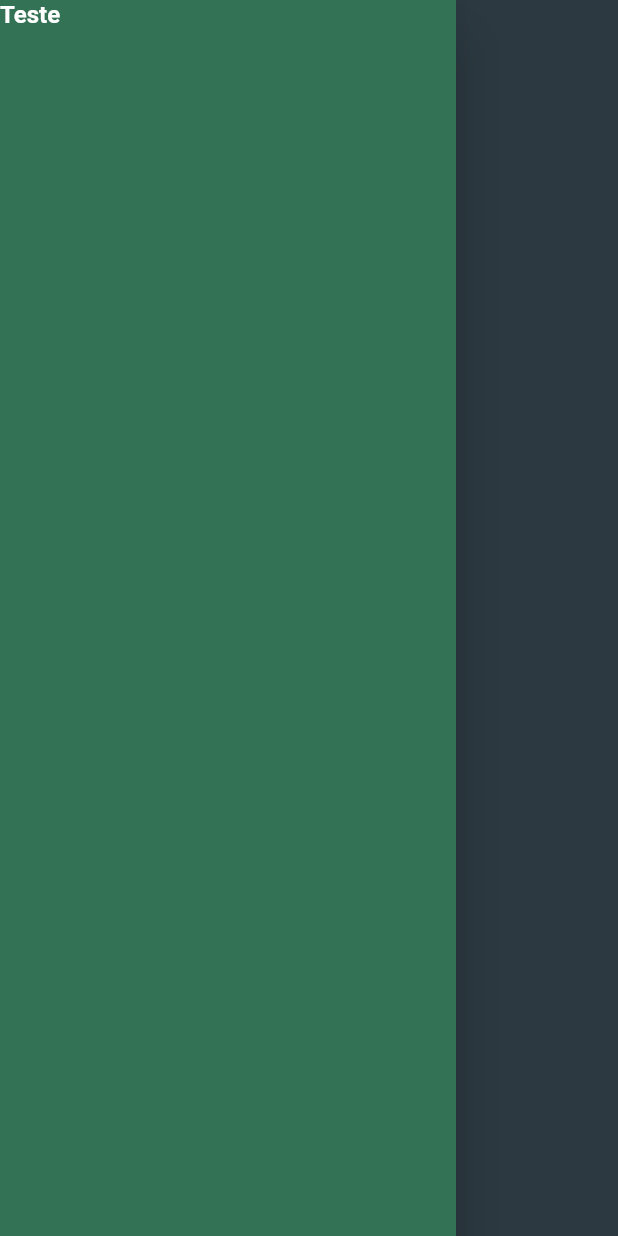
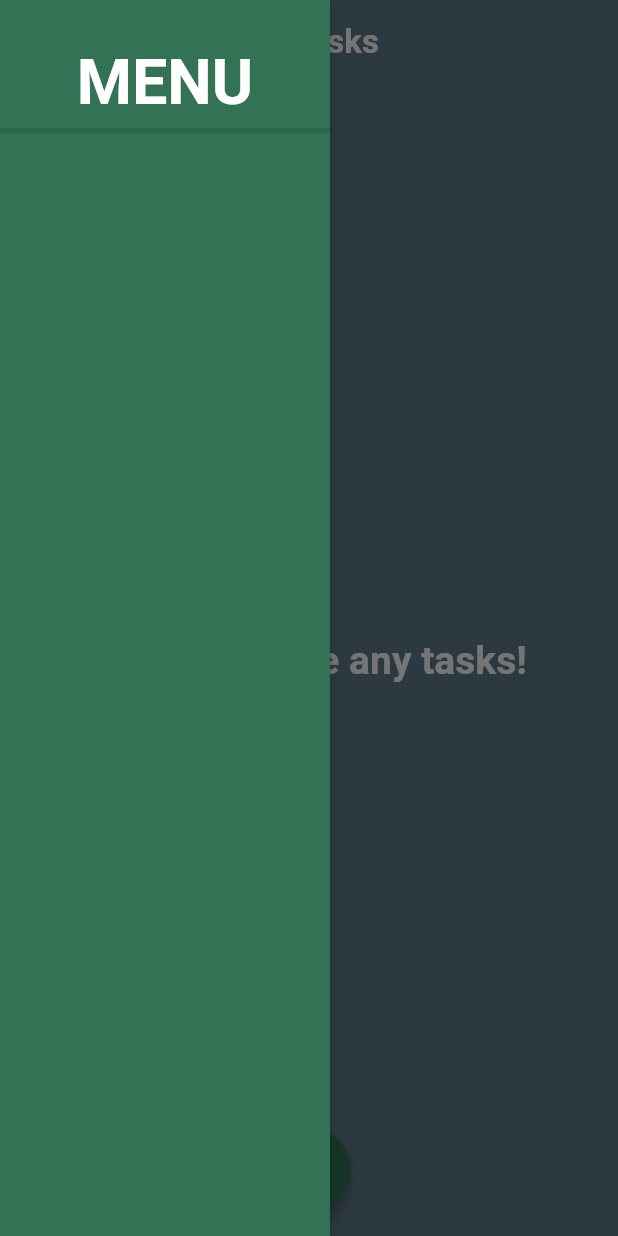
Before and after one commit to HiltonThallyson/mytodolist, a Flutter app: the screen it shows after launch, with the side drawer open, on a phone screen of 412 x 824 dp. Run offline on Flutter 3.47's test engine with Material 2 defaults, Android fonts, the phone set to English and light mode, and no system bars.

```diff
--- /dev/null
+++ b/lib/components/main_drawer.dart
@@ -0,0 +1,25 @@
+import 'package:flutter/material.dart';
+
+class MainDrawer extends StatelessWidget {
+  @override
+  Widget build(BuildContext context) {
+    return Drawer(
+      width: 220,
+      elevation: 4,
+      child: Padding(
+        padding: const EdgeInsets.only(top: 30.0),
+        child: Column(
+          children: const [
+            Text(
+              'MENU',
+              style: TextStyle(fontSize: 42, fontWeight: FontWeight.bold),
+            ),
+            Divider(
+              thickness: 3,
+            ),
+          ],
+        ),
+      ),
+    );
+  }
+}
--- a/lib/main.dart
+++ b/lib/main.dart
@@ -14,30 +14,26 @@ class MyApp extends StatelessWidget {
       title: 'TODO list',
       debugShowCheckedModeBanner: false,
       theme: ThemeData(
-          elevatedButtonTheme: ElevatedButtonThemeData(
-              style: ElevatedButton.styleFrom(
-            onPrimary: Colors.black,
-            primary: Colors.grey[600],
-            alignment: Alignment.center,
-            fixedSize: const Size(120, 50),
-            shape:
-                RoundedRectangleBorder(borderRadius: BorderRadius.circular(15)),
-          )),
           drawerTheme: const DrawerThemeData(backgroundColor: secondaryColor),
           scaffoldBackgroundColor: primaryColor,
+          iconTheme: const IconThemeData()
+              .copyWith(color: Colors.white, size: 25, opacity: 1),
           appBarTheme: const AppBarTheme(
             centerTitle: true,
             backgroundColor: Colors.transparent,
             elevation: 0,
             titleTextStyle: TextStyle(
-                color: Colors.black, fontSize: 22, fontWeight: FontWeight.bold),
-            iconTheme: IconThemeData(color: Colors.black),
+                color: Colors.white, fontSize: 22, fontWeight: FontWeight.bold),
           ),
           colorScheme: ColorScheme.fromSwatch(primarySwatch: primaryColor)
               .copyWith(
                   secondary: secondaryColor, tertiary: Colors.blueGrey[900]),
-          textTheme: const TextTheme(
-              bodyText2: TextStyle(
+          textTheme: const TextTheme().copyWith(
+              headline5: const TextStyle(
+                  color: Colors.white,
+                  fontSize: 26,
+                  fontWeight: FontWeight.bold),
+              bodyText2: const TextStyle(
                   color: Colors.white,
                   fontSize: 16,
                   fontWeight: FontWeight.bold))),
--- a/lib/models/task_model.dart
+++ b/lib/models/task_model.dart
@@ -1,8 +1,7 @@
-import 'package:flutter/material.dart';
-
 class Task {
+  final String id;
   final String title;
   final String priority;
 
-  Task({required this.title, required this.priority});
+  Task({required this.id, required this.title, required this.priority});
 }
--- a/lib/screens/main_screen.dart
+++ b/lib/screens/main_screen.dart
@@ -1,8 +1,9 @@
 import 'package:flutter/material.dart';
-import 'package:my_todo_app/components/tasks_list.dart';
-import '/models/task_model.dart';
 
-import '/components/task_form.dart';
+import '../components/tasks_list.dart';
+import '../models/task_model.dart';
+import '../components/main_drawer.dart';
+import '../components/task_form.dart';
 
 class MainScreen extends StatefulWidget {
   @override
@@ -22,12 +23,19 @@ class _MainScreenState extends State<MainScreen> {
   Widget build(BuildContext context) {
     return Scaffold(
       appBar: AppBar(title: const Text('My Tasks')),
-      drawer: Drawer(child: Text('Teste')),
+      drawer: MainDrawer(),
       body: Container(
-        alignment: Alignment.topLeft,
-        child: TasksList(_tasks),
-      ),
+          alignment: Alignment.topLeft,
+          child: _tasks.isNotEmpty
+              ? TasksList(_tasks)
+              : Center(
+                  child: Text(
+                    'You dont have any tasks!',
+                    style: Theme.of(context).textTheme.headline5,
+                  ),
+                )),
       floatingActionButton: FloatingActionButton(
+        elevation: 4,
         child: const Icon(
           Icons.add,
           size: 35,
```
Also changed, not shown: lib/components/task_form.dart (+6 -2 lines), lib/components/task_item.dart (added, +66 -0 lines), lib/components/tasks_list.dart (+15 -35 lines).
